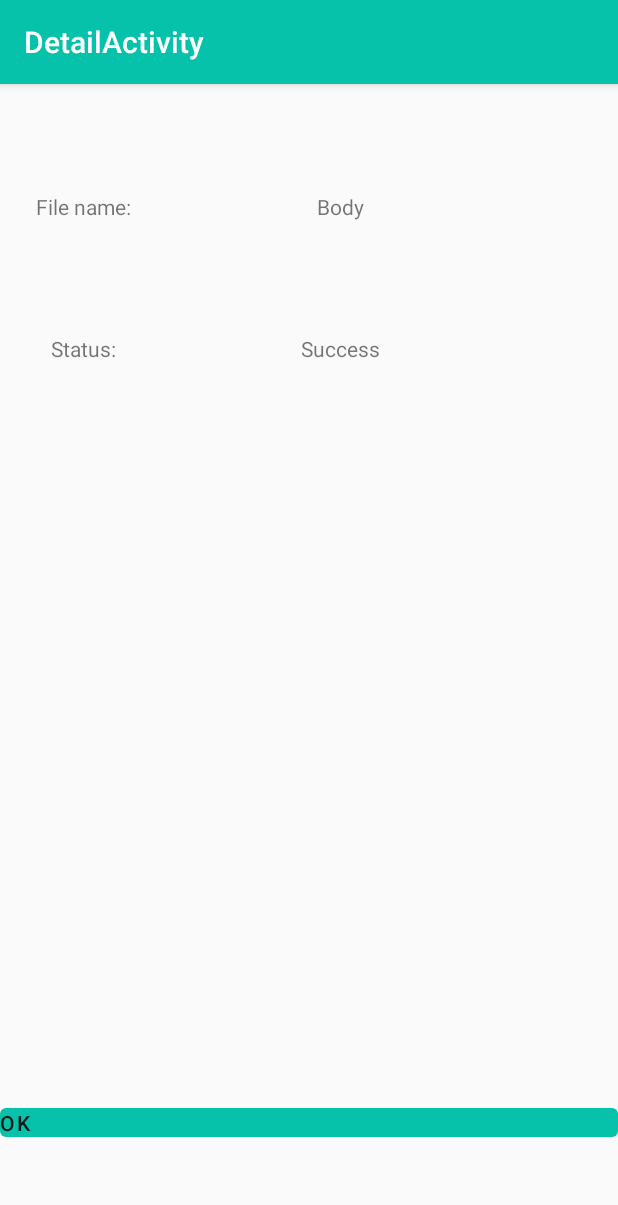
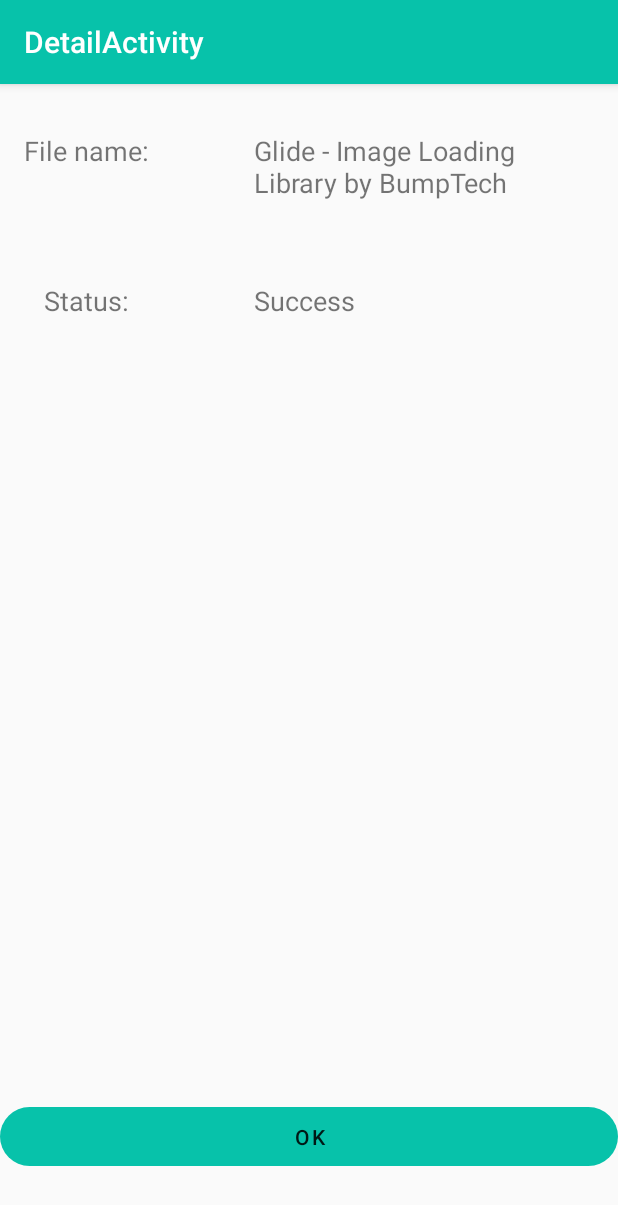
Before and after one commit to Manasask8127/Application-Loading-status-Bar, an Android app: the DetailActivity screen opened directly, with no data from a screen before it, on a phone screen of 412 x 824 dp. Shown: the top 1205 px of the screen. Run offline under Robolectric (Android 15) with nearby library versions, the phone set to English and light mode, and no system bars; our stand-ins replace data binding.

Commit message:
detail fragment UI changes

```diff
--- a/app/src/main/java/com/udacity/MainActivity.kt
+++ b/app/src/main/java/com/udacity/MainActivity.kt
@@ -101,7 +101,7 @@ class MainActivity : AppCompatActivity() {
                     when(status)
                     {
                         DownloadManager.STATUS_SUCCESSFUL->
-                            detailIntent.putExtra("status","Sucess")
+                            detailIntent.putExtra("status","Success")
                         DownloadManager.STATUS_FAILED->
                             detailIntent.putExtra("status","Failed")
                         DownloadManager.ERROR_UNKNOWN->
--- a/app/src/main/res/layout/content_detail.xml
+++ b/app/src/main/res/layout/content_detail.xml
@@ -15,26 +15,34 @@
         android:id="@+id/file_title"
         android:layout_width="wrap_content"
         android:layout_height="wrap_content"
-        android:layout_marginStart="24dp"
-        android:layout_marginTop="72dp"
-        android:text="File name:"
+        android:layout_marginStart="16dp"
+        android:layout_marginTop="32dp"
+        android:text="@string/file_name"
+        android:textSize="18sp"
         app:layout_constraintStart_toStartOf="parent"
         app:layout_constraintTop_toTopOf="parent" />
 
     <TextView
         android:id="@+id/file_body"
-        android:layout_width="wrap_content"
+        android:layout_width="0dp"
         android:layout_height="wrap_content"
-        android:layout_marginStart="124dp"
-        android:text="Body"
-        app:layout_constraintBottom_toBottomOf="@+id/file_title"
-        app:layout_constraintStart_toEndOf="@+id/file_title" />
+        android:paddingEnd="16dp"
+        android:layout_marginTop="32dp"
+        android:layout_marginEnd="16dp"
+        android:text="@string/file_body"
+        android:textSize="18sp"
+        android:layout_marginStart="70dp"
+        app:layout_constraintTop_toTopOf="parent"
+        app:layout_constraintStart_toEndOf="@+id/file_title"
+        app:layout_constraintEnd_toEndOf="parent"
+        />
 
     <TextView
         android:id="@+id/status_title"
         android:layout_width="wrap_content"
         android:layout_height="wrap_content"
-        android:text="Status:"
+        android:text="@string/status"
+        android:textSize="18sp"
         app:layout_constraintEnd_toEndOf="@+id/file_title"
         app:layout_constraintStart_toStartOf="@+id/file_title"
         app:layout_constraintTop_toBottomOf="@+id/file_title"
@@ -44,9 +52,9 @@
         android:id="@+id/status_body"
         android:layout_width="wrap_content"
         android:layout_height="wrap_content"
-        android:text="Success"
+        android:text="@string/status_body"
+        android:textSize="18sp"
         app:layout_constraintBottom_toBottomOf="@+id/status_title"
-        app:layout_constraintEnd_toEndOf="@+id/file_body"
         app:layout_constraintStart_toStartOf="@+id/file_body"
         app:layout_constraintTop_toTopOf="@+id/status_title" />
 
@@ -54,12 +62,16 @@
         android:id="@+id/ok"
         android:layout_width="match_parent"
         android:layout_height="wrap_content"
-        android:text="OK"
+        android:minHeight="50dp"
+        android:padding="10dp"
+        android:text="@string/ok"
+        android:textAlignment="center"
         android:textAppearance="@style/TextAppearance.MaterialComponents.Button"
+        app:cornerRadius="30dp"
         app:layout_constraintBottom_toBottomOf="parent"
         app:layout_constraintTop_toBottomOf="@+id/status_body"
-        app:layout_constraintVertical_bias="0.891"
-        tools:layout_editor_absoluteX="16dp" />
+        app:layout_constraintVertical_bias="0.927"
+        tools:layout_editor_absoluteX="37dp" />
 
 
 </androidx.constraintlayout.widget.ConstraintLayout>
--- a/app/src/main/res/values/strings.xml
+++ b/app/src/main/res/values/strings.xml
@@ -18,6 +18,11 @@
     <string name="glide_library_description">Completed downloading glide library</string>
     <string name="loadapp_library_description">Completed downloading LoadApp Udacity project</string>
     <string name="retrofit_library_description">Completed downloading retrofit library</string>
+    <string name="file_name">File name:</string>
+    <string name="file_body">Glide - Image Loading Library by BumpTech</string>
+    <string name="status">Status:</string>
+    <string name="status_body">Success</string>
+    <string name="ok">OK</string>
 
 
 </resources>
```
